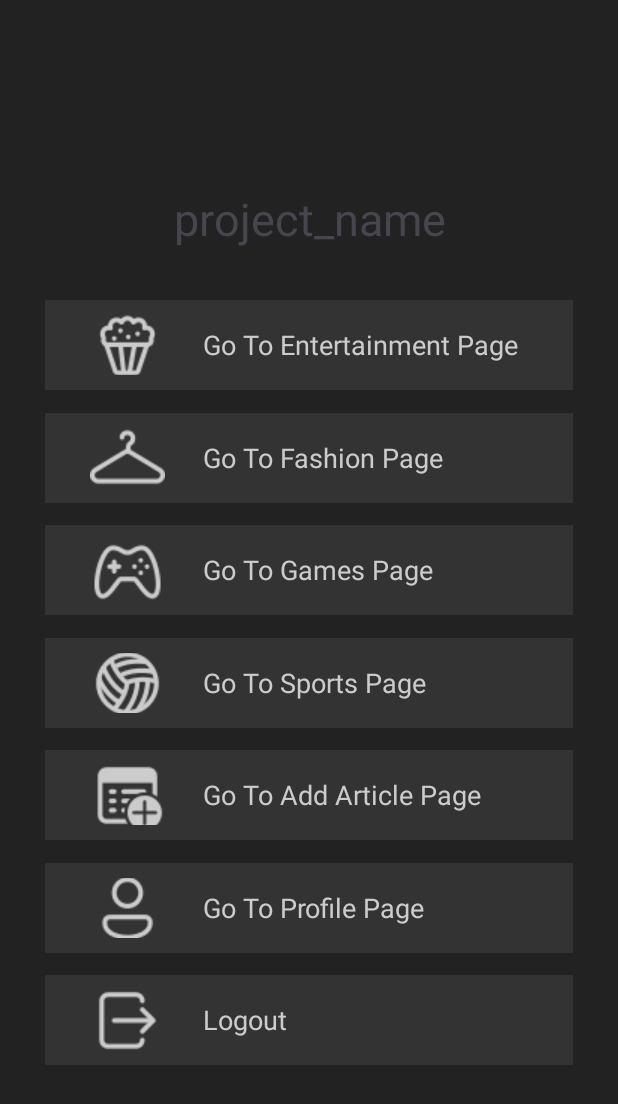
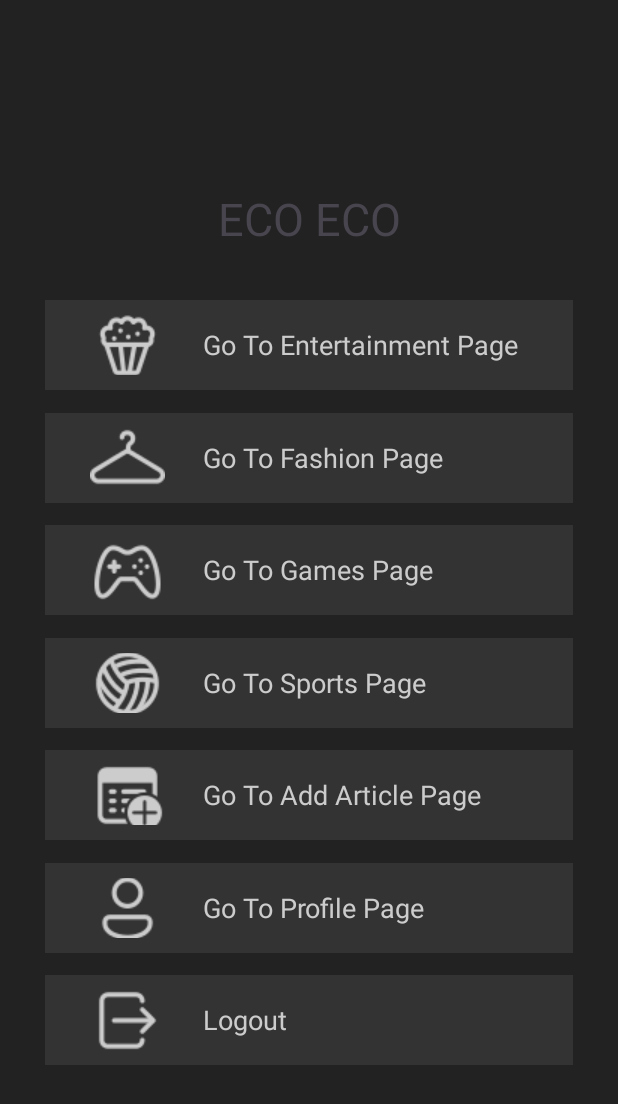
Before and after one commit to qarq90/android_magazine_app, an Android app: the screen it shows after launch (MainActivity), on a phone screen of 412 x 824 dp. Shown: the top 1104 px of the screen. Run offline under Robolectric (Android 15) with nearby library versions, the phone set to English and light mode, and no system bars.

Commit message:
Retrieving In Progress...

```diff
--- a/app/src/main/java/com/example/project_magazine/ArticleCard.java
+++ b/app/src/main/java/com/example/project_magazine/ArticleCard.java
@@ -15,7 +15,5 @@ public class ArticleCard extends AppCompatActivity {
         super.onCreate(savedInstanceState);
         EdgeToEdge.enable(this);
         setContentView(R.layout.activity_article_card);
-
-
     }
 }
--- a/app/src/main/res/layout/activity_main.xml
+++ b/app/src/main/res/layout/activity_main.xml
@@ -15,7 +15,7 @@
         android:layout_marginLeft="30dp"
         android:layout_marginTop="75dp"
         android:layout_marginRight="30dp"
-        android:text="project_name"
+        android:text="ECO ECO"
         android:textAlignment="center"
         android:textSize="30dp"
         tools:ignore="MissingConstraints" />
```
